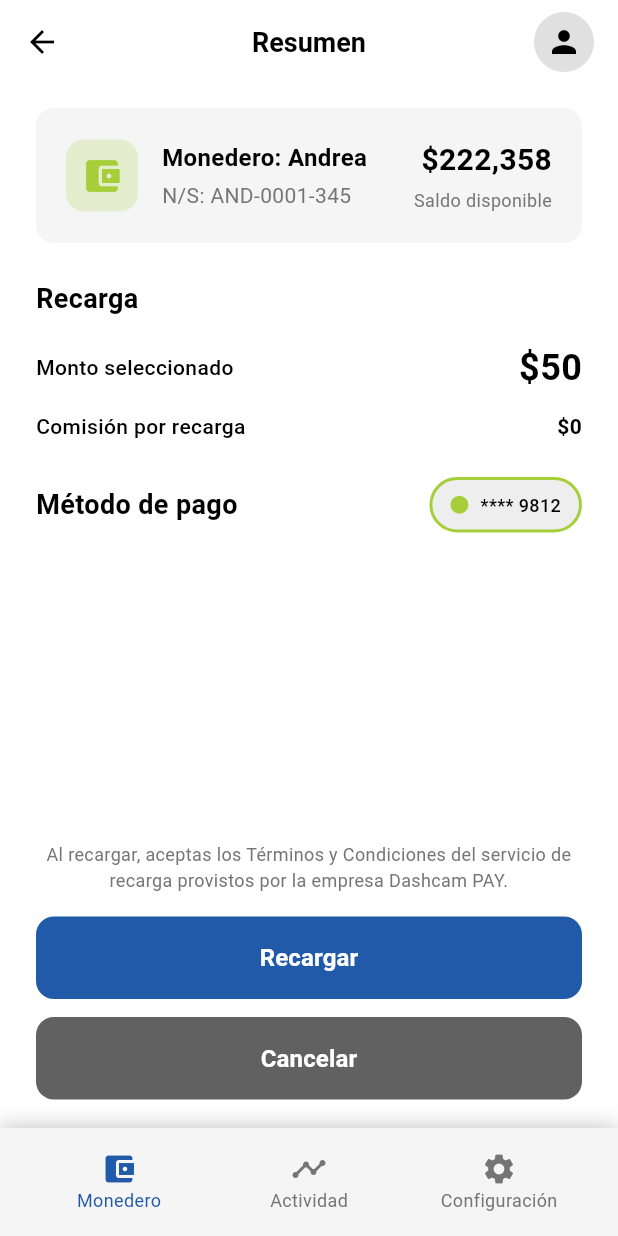
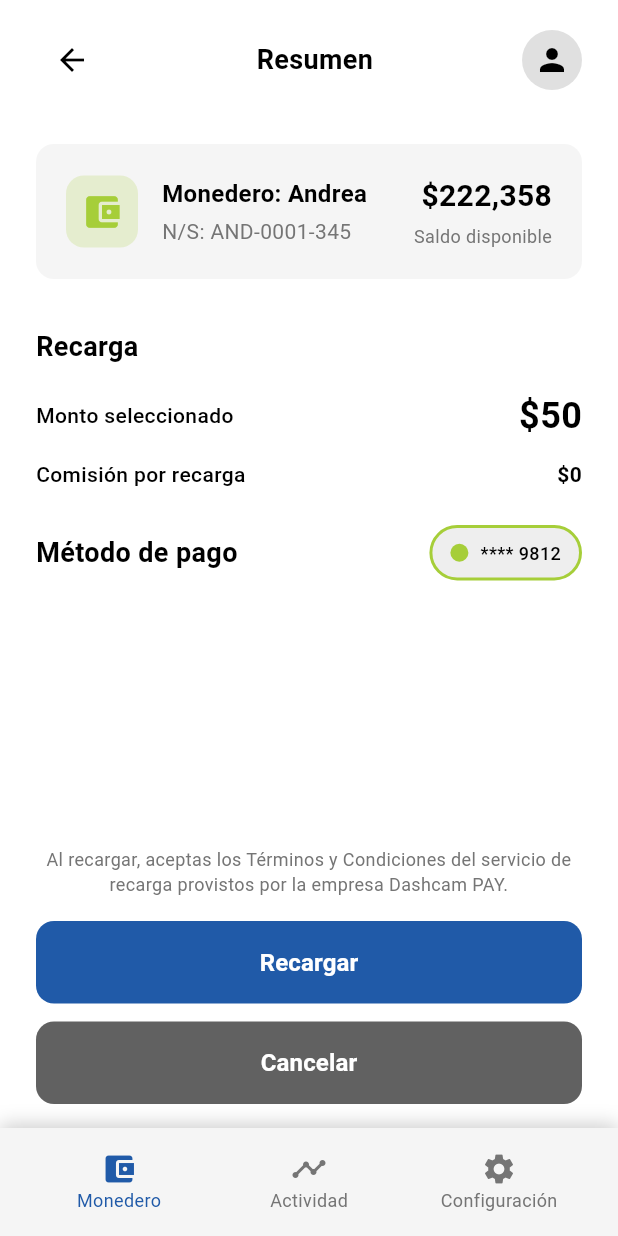
Before and after one commit to Proyectos-Spring-Telecom/DashcamApp, a Flutter app: the ResumenPage screen opened by its route, on a phone screen of 412 x 824 dp. Run offline on Flutter 3.47's test engine with Material 3 defaults, Android fonts, the phone set to English and light mode, and no system bars; our stand-ins replace badges, cached_network_image, carousel_slider, dio, expansion_tile_card, file_picker and 13 more; missing offline and left inert: chart_sparkline, country_flags, mobile_scanner, mrx_charts, multiselect_formfield, number_pagination and 2 more; accounts and stored records are empty.

Commit message:
Mejoras UI-UX

```diff
--- a/lib/view/dashboard/resumen.dart
+++ b/lib/view/dashboard/resumen.dart
@@ -29,91 +29,62 @@ class ResumenPage extends StatelessWidget {
           child: Scaffold(
             backgroundColor: backgroundColor,
             extendBodyBehindAppBar: true,
-            appBar: AppBar(
-              backgroundColor: Colors.transparent,
-              elevation: 0,
-            leading: IconButton(
-              icon: Icon(
-                Icons.arrow_back,
-                color: textColor,
-                size: 24,
-              ),
-              onPressed: () {
-                GoRouter.of(context).go(RoutesName.seleccionarMetodoPago);
-              },
-            ),
-            title: Text(
-              "Resumen",
-              style: TextStyle(
-                color: textColor,
-                fontSize: 18,
-                fontWeight: FontWeight.w600,
-              ),
-            ),
-            centerTitle: true,
-            actions: [
-              Padding(
-                padding: const EdgeInsets.only(right: 16.0),
-                child: GestureDetector(
-                  onTap: () {
-                    GoRouter.of(context).go(RoutesName.perfil);
-                  },
-                  child: StreamBuilder<User?>(
-                    stream: authBloc.userStream,
-                    builder: (context, userSnapshot) {
-                      final user = userSnapshot.data ?? authBloc.currentUser;
-                      return UserAvatar(
-                        imageUrl: user?.fotoPerfil,
-                        radius: 20,
-                        backgroundColor: isDark ? Colors.grey[800]! : Colors.grey[300]!,
-                        iconColor: textColor,
-                        iconSize: 24,
-                      );
-                    },
+            body: MediaQuery.removePadding(
+              context: context,
+              removeTop: true,
+              child: Container(
+                width: double.infinity,
+                height: double.infinity,
+                color: backgroundColor,
+                child: Responsive(
+                  mobile: mobileView(
+                      context: context, isDark: isDark, textColor: textColor, amount: amount),
+                  desktop: desktopView(
+                      context: context, isDark: isDark, textColor: textColor, amount: amount),
+                  tablet: mobileView(
+                      context: context, isDark: isDark, textColor: textColor, amount: amount),
                 ),
               ),
             ),
-            ],
+            bottomNavigationBar: _buildBottomNavigationBar(context, isDark),
           ),
-          body: Container(
-            width: double.infinity,
-            height: double.infinity,
-            color: backgroundColor,
-            child: SafeArea(
-            child: LayoutBuilder(
-              builder: (context, constraints) {
-                return SingleChildScrollView(
-                  child: ConstrainedBox(
-                    constraints: BoxConstraints(
-                      minHeight: constraints.maxHeight,
-                    ),
+        );
+      },
+    );
+  }
+
+  Widget mobileView(
+      {required BuildContext context,
+      required bool isDark,
+      required Color textColor,
+      String? amount}) {
+    return Column(
+      children: [
+        // Header
+        _buildHeader(context, textColor: textColor, isDark: isDark),
+        // Content
+        Expanded(
           child: Padding(
-                      padding: const EdgeInsets.symmetric(
-                          horizontal: 24.0, vertical: 16.0),
+            padding:
+                const EdgeInsets.symmetric(horizontal: 24.0, vertical: 16.0),
             child: Column(
               crossAxisAlignment: CrossAxisAlignment.start,
-                        mainAxisSize: MainAxisSize.min,
               children: [
                 // Resumen de pago card
                 _buildResumenPagoCard(
                     isDark: isDark, textColor: textColor),
-                          const SizedBox(height: 24.0),
+                const SizedBox(height: 32.0),
 
                 // Recarga section
                 _buildRecargaSection(
-                              isDark: isDark, textColor: textColor),
+                    isDark: isDark, textColor: textColor, amount: amount),
                 const SizedBox(height: 24.0),
 
                 // Método de pago section
                 _buildMetodoPagoSection(
                     isDark: isDark, textColor: textColor),
 
-                          // Spacer to push content to bottom
-                          SizedBox(
-                            height: constraints.maxHeight > 600
-                                ? constraints.maxHeight - 490
-                                : 50,
-                          ),
+                const Spacer(),
 
                 // Terms and conditions text
                 Center(
@@ -192,15 +163,180 @@ class ResumenPage extends StatelessWidget {
             ),
           ),
         ),
+      ],
+    );
+  }
+
+  Widget desktopView(
+      {required BuildContext context,
+      required bool isDark,
+      required Color textColor,
+      String? amount}) {
+    return Column(
+      children: [
+        // Header
+        _buildHeader(context, textColor: textColor, isDark: isDark),
+        // Content
+        Expanded(
+          child: Padding(
+            padding:
+                const EdgeInsets.symmetric(horizontal: 48.0, vertical: 24.0),
+            child: Container(
+              constraints: const BoxConstraints(maxWidth: 1200),
+              child: Column(
+                crossAxisAlignment: CrossAxisAlignment.start,
+                children: [
+                  // Resumen de pago card
+                  _buildResumenPagoCard(
+                      isDark: isDark, textColor: textColor),
+                  const SizedBox(height: 32.0),
+
+                  // Recarga section
+                  _buildRecargaSection(
+                      isDark: isDark, textColor: textColor, amount: amount),
+                  const SizedBox(height: 24.0),
+
+                  // Método de pago section
+                  _buildMetodoPagoSection(
+                      isDark: isDark, textColor: textColor),
+
+                  const Spacer(),
+
+                  // Terms and conditions text
+                  Center(
+                    child: Padding(
+                      padding: const EdgeInsets.only(bottom: 16.0),
+                      child: Text(
+                        "Al recargar, aceptas los Términos y Condiciones del servicio de recarga provistos por la empresa Dashcam PAY.",
+                        textAlign: TextAlign.center,
+                        style: TextStyle(
+                          color: Colors.grey[600],
+                          fontSize: 12,
+                        ),
+                      ),
+                    ),
+                  ),
+
+                  // Action buttons
+                  SizedBox(
+                    width: double.infinity,
+                    child: FilledButton(
+                      onPressed: () {
+                        // Action for Recargar
+                      },
+                      style: FilledButton.styleFrom(
+                        backgroundColor:
+                            const Color(0xFF205AA8), // Blue
+                        padding:
+                            const EdgeInsets.symmetric(vertical: 16),
+                        shape: RoundedRectangleBorder(
+                          borderRadius: BorderRadius.circular(12),
+                        ),
+                      ),
+                      child: const Text(
+                        "Recargar",
+                        style: TextStyle(
+                          fontSize: 16,
+                          fontWeight: FontWeight.w600,
+                          color: Colors.white,
+                        ),
+                      ),
+                    ),
+                  ),
+                  const SizedBox(height: 12.0),
+                  SizedBox(
+                    width: double.infinity,
+                    child: FilledButton(
+                      onPressed: () {
+                        showModalBottomSheet(
+                          context: context,
+                          isScrollControlled: true,
+                          backgroundColor: Colors.transparent,
+                          builder: (context) =>
+                              _buildCancelarRecargaBottomSheet(
+                                  context, isDark, textColor),
+                        );
+                      },
+                      style: FilledButton.styleFrom(
+                        backgroundColor: Colors.grey[700], // Grey
+                        padding:
+                            const EdgeInsets.symmetric(vertical: 16),
+                        shape: RoundedRectangleBorder(
+                          borderRadius: BorderRadius.circular(12),
+                        ),
+                      ),
+                      child: const Text(
+                        "Cancelar",
+                        style: TextStyle(
+                          fontSize: 16,
+                          fontWeight: FontWeight.w600,
+                          color: Colors.white,
+                        ),
+                      ),
+                    ),
+                  ),
+                ],
+              ),
+            ),
+          ),
+        ),
+      ],
+    );
+  }
+
+  Widget _buildHeader(BuildContext context,
+      {Color textColor = Colors.white, bool isDark = true}) {
+    final paddingTop = MediaQuery.of(context).padding.top;
+    return Container(
+      padding: EdgeInsets.only(
+        left: 24.0,
+        right: 24.0,
+        top: paddingTop + 16.0,
+        bottom: 16.0,
+      ),
+      child: Row(
+        children: [
+          // Back button
+          IconButton(
+            icon: Icon(Icons.arrow_back, color: textColor),
+            onPressed: () {
+              GoRouter.of(context).go(RoutesName.seleccionarMetodoPago);
+            },
+          ),
+          // Title
+          Expanded(
+            child: Text(
+              "Resumen",
+              style: TextStyle(
+                color: textColor,
+                fontSize: 18,
+                fontWeight: FontWeight.w600,
+              ),
+              textAlign: TextAlign.center,
+            ),
+          ),
+          // Profile avatar - dinámico
+          GestureDetector(
+            onTap: () {
+              GoRouter.of(context).go(RoutesName.perfil);
+            },
+            child: StreamBuilder<User?>(
+              stream: authBloc.userStream,
+              builder: (context, userSnapshot) {
+                final user = userSnapshot.data ?? authBloc.currentUser;
+                return UserAvatar(
+                  imageUrl: user?.fotoPerfil,
+                  radius: 20,
+                  backgroundColor:
+                      isDark ? Colors.grey[800]! : Colors.grey[300]!,
+                  iconColor: textColor,
+                  iconSize: 24,
                 );
               },
             ),
           ),
+        ],
       ),
-          bottomNavigationBar: _buildBottomNavigationBar(context, isDark),
-        ),
-        );
-      },
     );
   }
 
@@ -283,7 +419,7 @@ class ResumenPage extends StatelessWidget {
   }
 
   Widget _buildRecargaSection(
-      {required bool isDark, required Color textColor}) {
+      {required bool isDark, required Color textColor, String? amount}) {
     return Column(
       crossAxisAlignment: CrossAxisAlignment.start,
       children: [
--- a/lib/view/extras/authentications/email_verify.dart
+++ b/lib/view/extras/authentications/email_verify.dart
@@ -292,7 +292,7 @@ class _EmailVerificationWaitingScreenState
           children: [
             // Logo section - Top left
             _buildLogo(isDark: isDark),
-            const SizedBox(height: 40.0),
+            const SizedBox(height: 80.0),
             // Title - Left aligned, positioned lower
             Text(
               "Verificación de Cuenta",
@@ -303,7 +303,7 @@ class _EmailVerificationWaitingScreenState
               ),
             ),
             const SizedBox(
-                height: 20.0), // Increased spacing to position title lower
+                height: 40.0), // Increased spacing to position title lower
 
             // Greeting and instructions - Centered
             Center(
@@ -322,7 +322,7 @@ class _EmailVerificationWaitingScreenState
                   }
 
                   return RichText(
-                    textAlign: TextAlign.center,
+                    textAlign: TextAlign.justify,
                     text: TextSpan(
                       style: TextStyle(
                         fontSize: 16.0,
@@ -536,7 +536,8 @@ class _EmailVerificationWaitingScreenState
                 ),
                 const SizedBox(height: 16.0),
                 // Resend code link
-                TextButton(
+                Center(
+                  child: TextButton(
                     onPressed: () {
                       // Aquí puedes agregar la lógica para reenviar el código
                       debugPrint('Reenviar código');
@@ -547,6 +548,7 @@ class _EmailVerificationWaitingScreenState
                         fontSize: 14,
                         color: Color(0xFF205AA8),
                         decoration: TextDecoration.underline,
+                      ),
                     ),
                   ),
                 ),
@@ -593,7 +595,7 @@ class _EmailVerificationWaitingScreenState
               children: [
                 // Logo section - Top left
                 _buildLogo(isDark: isDark),
-                const SizedBox(height: 80.0),
+                const SizedBox(height: 120.0),
                 // Title - Left aligned, positioned lower
                 Text(
                   "Verificación de Cuenta",
@@ -604,7 +606,7 @@ class _EmailVerificationWaitingScreenState
                   ),
                 ),
                 const SizedBox(
-                    height: 80.0), // Increased spacing to position title lower
+                    height: 60.0), // Increased spacing to position title lower
 
                 // Greeting and instructions - Centered
                 Center(
@@ -624,7 +626,7 @@ class _EmailVerificationWaitingScreenState
                       }
 
                       return RichText(
-                        textAlign: TextAlign.center,
+                        textAlign: TextAlign.justify,
                         text: TextSpan(
                           style: TextStyle(
                             fontSize: 16.0,
--- a/lib/view/extras/authentications/forgot_password.dart
+++ b/lib/view/extras/authentications/forgot_password.dart
@@ -73,18 +73,16 @@ class _ForgotPasswordPageState extends State<ForgotPasswordPage> {
   }
 
   Widget mobileView({required BuildContext context, required bool isDark, required Color textColor}) {
-    final screenHeight = MediaQuery.of(context).size.height;
-
     return SingleChildScrollView(
-      child: Container(
-        height: screenHeight,
+      child: Padding(
         padding: const EdgeInsets.symmetric(horizontal: 24.0, vertical: 32.0),
         child: Column(
           crossAxisAlignment: CrossAxisAlignment.start,
+          mainAxisSize: MainAxisSize.min,
           children: [
             // Logo section - Top left
             _buildLogo(isDark: isDark),
-            const Spacer(),
+            const SizedBox(height: 100.0),
 
             // Title - Left aligned
             Text(
@@ -169,7 +167,7 @@ class _ForgotPasswordPageState extends State<ForgotPasswordPage> {
                 children: [
                   // Logo section - Top left
                   _buildLogo(isDark: isDark),
-                  const Spacer(),
+                  const SizedBox(height: 140.0),
 
                   // Title - Left aligned
                   Text(
@@ -180,7 +178,7 @@ class _ForgotPasswordPageState extends State<ForgotPasswordPage> {
                       color: textColor,
                     ),
                   ),
-                  const SizedBox(height: 50.0),
+                  const SizedBox(height: 70.0),
 
                   // Instructions text
                   Text(
@@ -276,6 +274,7 @@ class _ForgotPasswordPageState extends State<ForgotPasswordPage> {
               style: TextStyle(
                 color: linkColor,
                 fontSize: 14,
+                fontWeight: FontWeight.bold,
               ),
             ),
           ),
@@ -285,7 +284,7 @@ class _ForgotPasswordPageState extends State<ForgotPasswordPage> {
           child: TextButton(
             onPressed: () => GoRouter.of(context).go(RoutesName.register),
             child: Text(
-              "Registro",
+              "¿Necesitas una cuenta? Regístrate.",
               style: TextStyle(
                 color: linkColor,
                 fontSize: 14,
--- a/lib/view/extras/authentications/register.dart
+++ b/lib/view/extras/authentications/register.dart
@@ -121,14 +121,7 @@ class _RegisterState extends State<Register> {
             ),
             const SizedBox(height: 40.0),
 
-            // Two column fields layout for first 6 fields
-            Row(
-              crossAxisAlignment: CrossAxisAlignment.start,
-              children: [
-                // Left column
-                Expanded(
-                  child: Column(
-                    children: [
+            // Nombre
             _buildTextField(
               label: "Nombre",
               controller: _nombreController,
@@ -137,6 +130,8 @@ class _RegisterState extends State<Register> {
               placeholder: "Nombre",
             ),
             const SizedBox(height: 20.0),
+
+            // Apellido Paterno
             _buildTextField(
               label: "Apellido Paterno",
               controller: _apellidoPaternoController,
@@ -145,6 +140,8 @@ class _RegisterState extends State<Register> {
               placeholder: "Apellido Paterno",
             ),
             const SizedBox(height: 20.0),
+
+            // Apellido Materno
             _buildTextField(
               label: "Apellido Materno",
               controller: _apellidoMaternoController,
@@ -153,14 +150,9 @@ class _RegisterState extends State<Register> {
               placeholder: "Apellido Materno",
               isRequired: false,
             ),
-                    ],
-                  ),
-                ),
-                const SizedBox(width: 16.0),
-                // Right column
-                Expanded(
-                  child: Column(
-                    children: [
+            const SizedBox(height: 20.0),
+
+            // Fecha Nacimiento
             _buildDateField(
               label: "Fecha Nacimiento",
               controller: _fechaNacimientoController,
@@ -168,6 +160,8 @@ class _RegisterState extends State<Register> {
               textColor: textColor,
             ),
             const SizedBox(height: 20.0),
+
+            // Teléfono
             _buildPhoneField(
               label: "Teléfono",
               controller: _telefonoController,
@@ -175,24 +169,8 @@ class _RegisterState extends State<Register> {
               textColor: textColor,
             ),
             const SizedBox(height: 20.0),
-                      _buildEmailField(
-                        label: "Correo Electrónico",
-                        controller: _emailController,
-                        isDark: isDark,
-                        textColor: textColor,
-                      ),
-                    ],
-                  ),
-                ),
-              ],
-            ),
 
-            const SizedBox(height: 20.0),
-
-            // Password in its own row
-            _buildPasswordField(isDark: isDark, textColor: textColor),
-            const SizedBox(height: 20.0),
-            // Monedero in its own row
+            // Monedero
             _buildTextField(
               label: "Monedero (número de serie)",
               controller: _monederoController,
@@ -200,6 +178,19 @@ class _RegisterState extends State<Register> {
               textColor: textColor,
               placeholder: "MON-0001",
             ),
+            const SizedBox(height: 20.0),
+
+            // Correo Electrónico
+            _buildEmailField(
+              label: "Correo Electrónico",
+              controller: _emailController,
+              isDark: isDark,
+              textColor: textColor,
+            ),
+            const SizedBox(height: 20.0),
+
+            // Password
+            _buildPasswordField(isDark: isDark, textColor: textColor),
 
             const SizedBox(height: 32.0),
 
@@ -264,14 +255,7 @@ class _RegisterState extends State<Register> {
                 ),
                 const SizedBox(height: 40.0),
 
-                // Two column fields layout for first 6 fields
-                Row(
-                  crossAxisAlignment: CrossAxisAlignment.start,
-                  children: [
-                    // Left column
-                    Expanded(
-                      child: Column(
-                        children: [
+                // Nombre
                 _buildTextField(
                   label: "Nombre",
                   controller: _nombreController,
@@ -280,6 +264,8 @@ class _RegisterState extends State<Register> {
                   placeholder: "Nombre",
                 ),
                 const SizedBox(height: 20.0),
+
+                // Apellido Paterno
                 _buildTextField(
                   label: "Apellido Paterno",
                   controller: _apellidoPaternoController,
@@ -288,6 +274,8 @@ class _RegisterState extends State<Register> {
                   placeholder: "Apellido Paterno",
                 ),
                 const SizedBox(height: 20.0),
+
+                // Apellido Materno
                 _buildTextField(
                   label: "Apellido Materno",
                   controller: _apellidoMaternoController,
@@ -296,14 +284,9 @@ class _RegisterState extends State<Register> {
                   placeholder: "Apellido Materno",
                   isRequired: false,
                 ),
-                        ],
-                      ),
-                    ),
-                    const SizedBox(width: 24.0),
-                    // Right column
-                    Expanded(
-                      child: Column(
-                        children: [
+                const SizedBox(height: 20.0),
+
+                // Fecha Nacimiento
                 _buildDateField(
                   label: "Fecha Nacimiento",
                   controller: _fechaNacimientoController,
@@ -311,6 +294,8 @@ class _RegisterState extends State<Register> {
                   textColor: textColor,
                 ),
                 const SizedBox(height: 20.0),
+
+                // Teléfono
                 _buildPhoneField(
                   label: "Teléfono",
                   controller: _telefonoController,
@@ -318,24 +303,8 @@ class _RegisterState extends State<Register> {
                   textColor: textColor,
                 ),
                 const SizedBox(height: 20.0),
-                          _buildEmailField(
-                            label: "Correo Electrónico",
-                            controller: _emailController,
-                            isDark: isDark,
-                            textColor: textColor,
-                          ),
-                        ],
-                      ),
-                    ),
-                  ],
-                ),
 
-                const SizedBox(height: 20.0),
-
-                // Password in its own row
-                _buildPasswordField(isDark: isDark, textColor: textColor),
-                const SizedBox(height: 20.0),
-                // Monedero in its own row
+                // Monedero
                 _buildTextField(
                   label: "Monedero (número de serie)",
                   controller: _monederoController,
@@ -343,6 +312,19 @@ class _RegisterState extends State<Register> {
                   textColor: textColor,
                   placeholder: "MON-0001",
                 ),
+                const SizedBox(height: 20.0),
+
+                // Correo Electrónico
+                _buildEmailField(
+                  label: "Correo Electrónico",
+                  controller: _emailController,
+                  isDark: isDark,
+                  textColor: textColor,
+                ),
+                const SizedBox(height: 20.0),
+
+                // Password
+                _buildPasswordField(isDark: isDark, textColor: textColor),
 
                 const SizedBox(height: 32.0),
 
```
Lines whose indentation alone changed are shown as unchanged.
